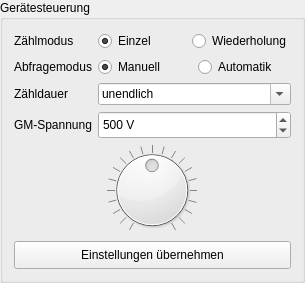
cckssr/gmcounter, file gmcounter/pyqt/device_panel.ui: the form before one commit.
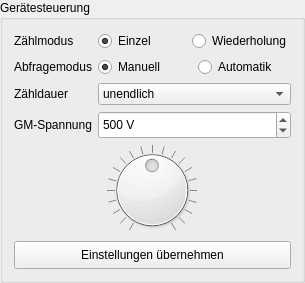
The form after the commit.

Commit message: fix(ui): update device panel to make duration combo box non-editable and add new images

The edit to the form file:
```diff
--- a/gmcounter/pyqt/device_panel.ui
+++ b/gmcounter/pyqt/device_panel.ui
@@ -134,7 +134,7 @@
       <string>Wie lange der Zähler misst; eine eigene Dauer in Sekunden kann eingetippt werden</string>
      </property>
      <property name="editable">
-      <bool>true</bool>
+      <bool>false</bool>
      </property>
      <property name="currentIndex">
       <number>0</number>
```
The commit also changes 5 other files.
